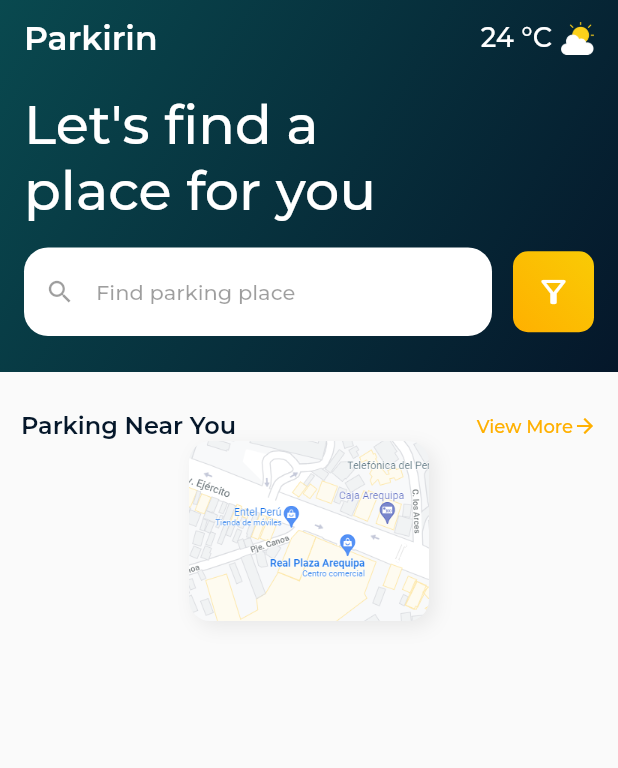
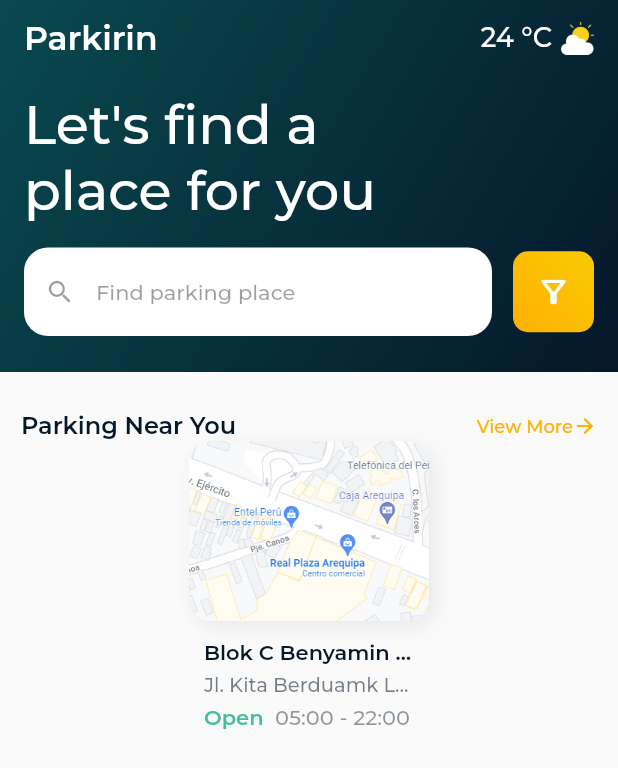
Before and after one commit to cparragatorres/flutter_codigo5_ui, a Flutter app: the screen it shows after launch, on a phone screen of 412 x 824 dp. Shown: the top 768 px of the screen. Run offline on Flutter 3.47's test engine with Material 2 defaults, Android fonts, the phone set to English and light mode, and no system bars; our stand-ins replace flutter_svg, google_fonts.

Commit message:
Parking 7

```diff
--- a/lib/constants.dart
+++ b/lib/constants.dart
@@ -11,4 +11,4 @@ const kColorPrimaryLogin2 = Color(0xff362274);
 
 const kColorPrimaryParking = Color(0xff05172A);
 const kColorSecondaryParking = Color(0xffFFB000);
-const kColorTertiaryParking = Color(0xff4cceaa);
+const kColorTertiaryParking = Color(0xff46BF9F);
--- a/lib/pages/parking_page.dart
+++ b/lib/pages/parking_page.dart
@@ -171,6 +171,7 @@ class ParkingPage extends StatelessWidget {
                     ],
                   ),
                   Container(
+                    width: 160.0,
                     child: Column(
                       children: [
                         // ClipRRect(
@@ -183,7 +184,6 @@ class ParkingPage extends StatelessWidget {
                         //   ),
                         // ),
                         Container(
-                          width: 160.0,
                           height: 120.0,
                           decoration: BoxDecoration(
                             borderRadius: BorderRadius.circular(14.0),
@@ -200,6 +200,61 @@ class ParkingPage extends StatelessWidget {
                             ],
                           ),
                         ),
+                        Padding(
+                          padding: const EdgeInsets.symmetric(horizontal: 10.0, vertical: 12.0),
+                          child: Column(
+                            crossAxisAlignment: CrossAxisAlignment.start,
+                            children: [
+                              Text(
+                                "Blok C Benyamin asds asdsads ",
+                                maxLines: 1,
+                                overflow: TextOverflow.ellipsis,
+                                style: GoogleFonts.montserrat(
+                                  color: kColorPrimaryParking,
+                                  fontWeight: FontWeight.w600
+                                ),
+                              ),
+                              const SizedBox(
+                                height: 5.0,
+                              ),
+                              Text(
+                                "Jl. Kita Berduamk Lorem 232",
+                                maxLines: 1,
+                                overflow: TextOverflow.ellipsis,
+                                style: GoogleFonts.montserrat(
+                                    color: kColorPrimaryParking.withOpacity(0.55),
+                                    fontWeight: FontWeight.w500,
+                                  fontSize: 13.0
+                                ),
+                              ),
+                              const SizedBox(
+                                height: 5.0,
+                              ),
+                              Row(
+                                children: [
+                                  Text(
+                                    "Open ",
+                                    style: GoogleFonts.montserrat(
+                                        color: kColorTertiaryParking,
+                                        fontWeight: FontWeight.w600
+                                    ),
+                                  ),
+                                  Expanded(
+                                    child: Text(
+                                      " 05:00 - 22:00",
+                                      maxLines: 1,
+                                      overflow: TextOverflow.ellipsis,
+                                      style: GoogleFonts.montserrat(
+                                          color: kColorPrimaryParking.withOpacity(0.45),
+                                          fontWeight: FontWeight.w500
+                                      ),
+                                    ),
+                                  ),
+                                ],
+                              ),
+                            ],
+                          ),
+                        ),
                       ],
                     ),
                   ),
```
